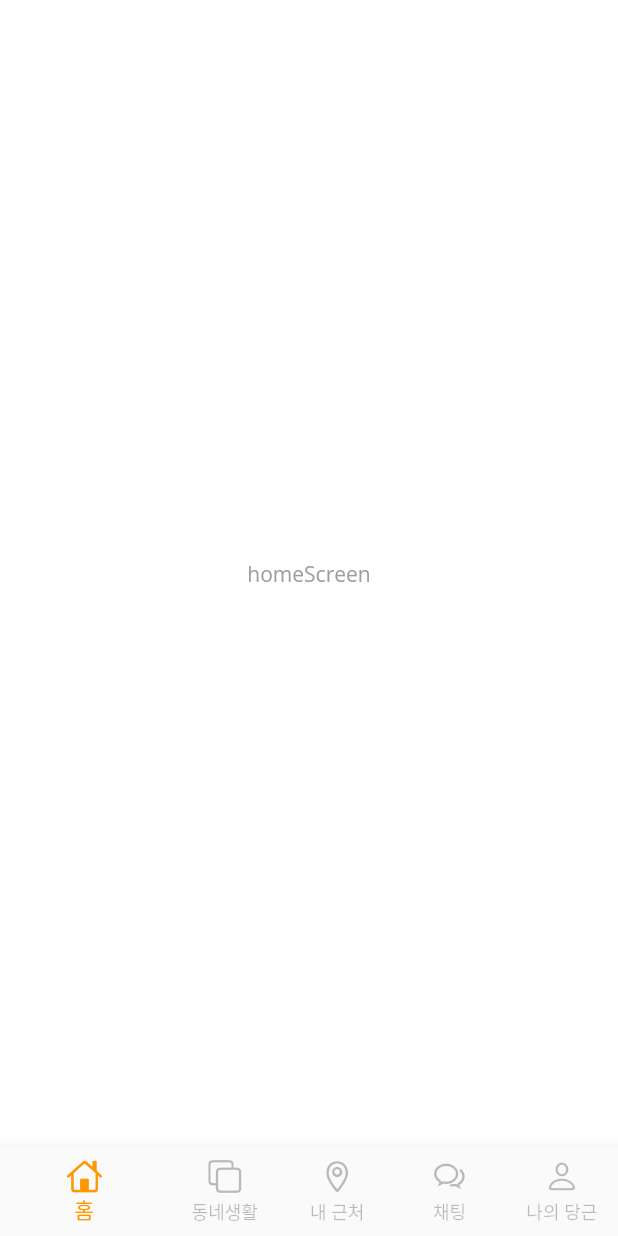
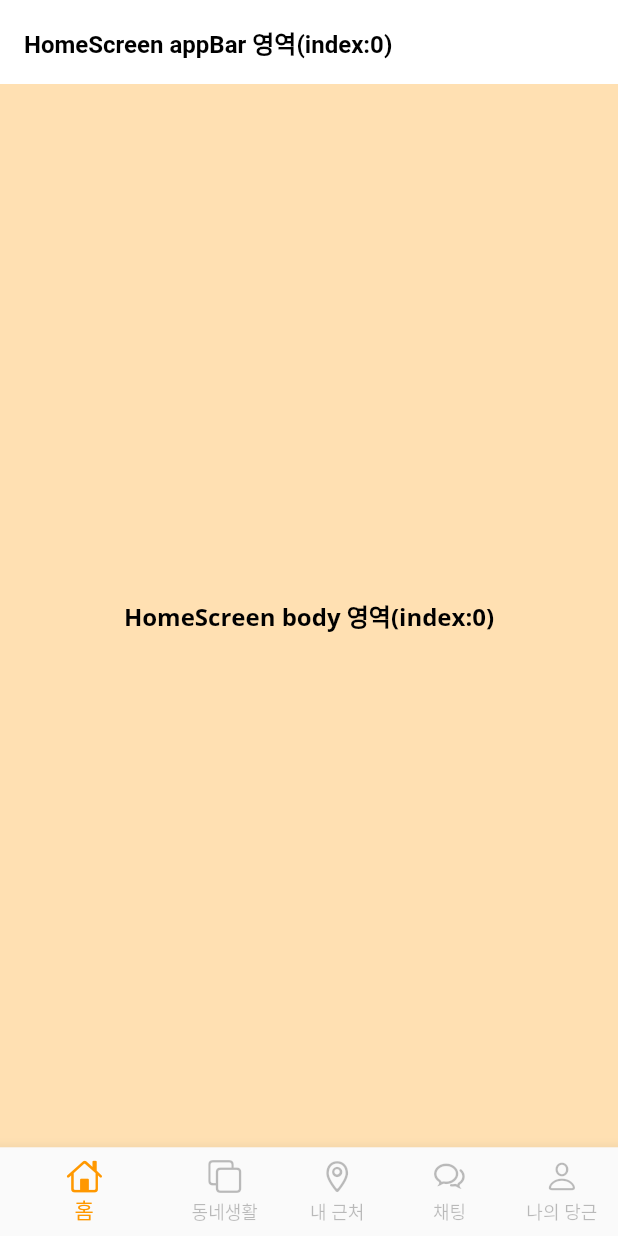
Before and after one commit to NomadHuns/Flutter_Carrot_Market_UI, a Flutter app: the screen it shows after launch, on a phone screen of 412 x 824 dp. Run offline on Flutter 3.47's test engine with Material 2 defaults, Android fonts, the phone set to English and light mode, and no system bars; our stand-ins replace google_fonts.

Commit message:
HomeScreen 뼈대 만들기

```diff
--- a/lib/screens/home/home_screen.dart
+++ b/lib/screens/home/home_screen.dart
@@ -1,3 +1,4 @@
+import 'package:carrot_market_ui/theme.dart';
 import 'package:flutter/material.dart';
 
 class HomeScreen extends StatelessWidget {
@@ -5,8 +6,19 @@ class HomeScreen extends StatelessWidget {
 
   @override
   Widget build(BuildContext context) {
-    return Center(
-      child: Text('homeScreen'),
+    return Scaffold(
+      appBar: AppBar(
+        title: Text('HomeScreen appBar 영역(index:0)'),
+      ),
+      body: Container(
+        color: Colors.orange[100],
+        child: Center(
+          child: Text(
+            'HomeScreen body 영역(index:0)',
+            style: textTheme().displayMedium,
+          ),
+        ),
+      ),
     );
   }
 }
```
